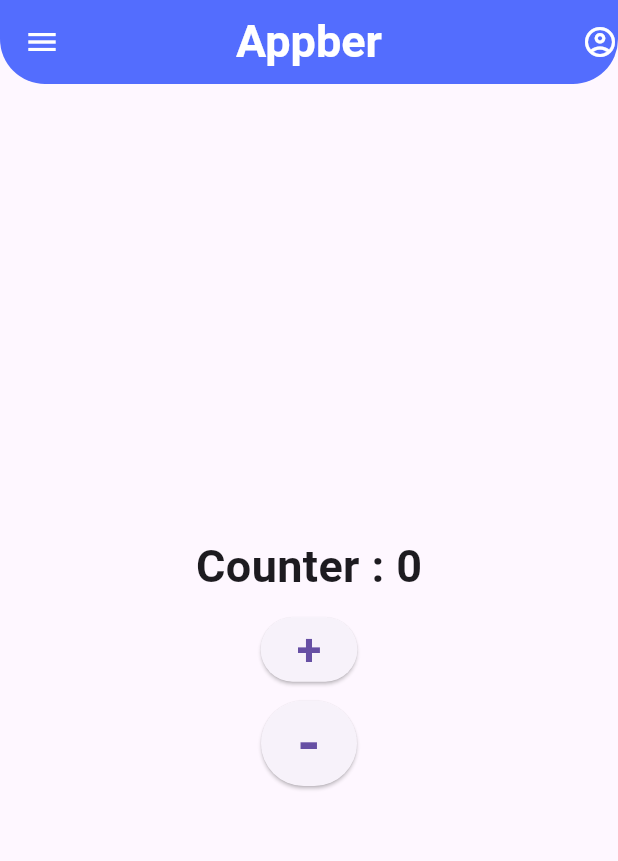
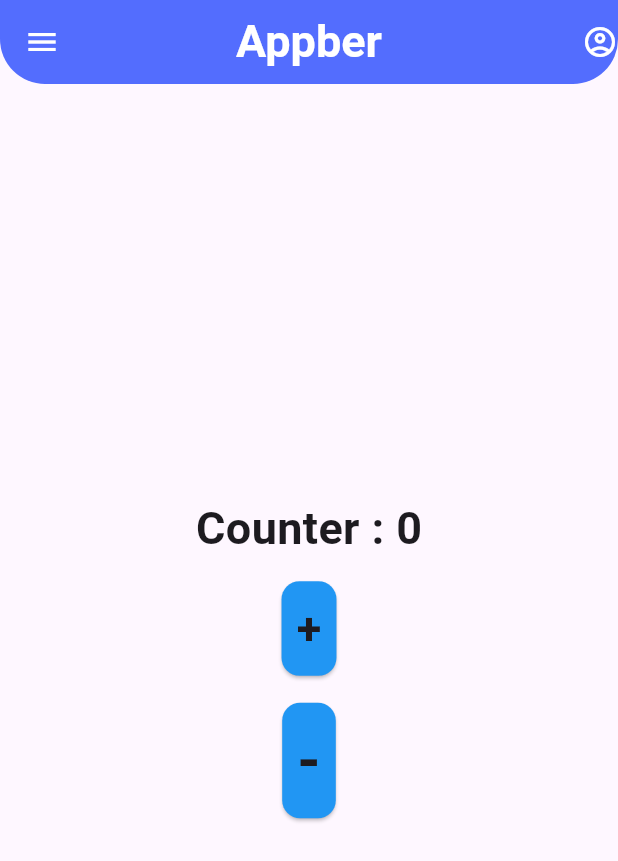
Before and after one commit to rifatalam26/my-first-app, a Flutter app: the screen it shows after launch, on a phone screen of 412 x 824 dp. Shown: the top 861 px of the screen. Run offline on Flutter 3.47's test engine with Material 3 defaults, Android fonts, the phone set to English and light mode, and no system bars.

Commit message:
Counter app

```diff
--- a/lib/main.dart
+++ b/lib/main.dart
@@ -57,29 +57,47 @@ class _HomePageState extends State<HomePage> {
               SizedBox(
                 height: 10,
               ),
-              ElevatedButton(
-                  onPressed: () {
+              GestureDetector(
+                onTap: (){
                   setState(() {
                     c++;
                   });
                 },
-                  child: Text(
-                    "+",
-                    style: TextStyle(fontSize: 30, fontWeight: FontWeight.bold),
-                  )),
+                child: Row(
+                  mainAxisAlignment: MainAxisAlignment.center,
+                  children: [
+                    Card(
+                      color: Colors.blue,
+                      child: Padding(
+                        padding: const EdgeInsets.all(10.0),
+                        child: Text("+",style: TextStyle(fontSize: 30,fontWeight: FontWeight.bold),),
+                      ),
+                    ),
+                  ],
+                ),
+              ),
               SizedBox(
                 height: 10,
               ),
-              ElevatedButton(
-                  onPressed: () {
+              GestureDetector(
+                onTap: (){
                   setState(() {
                     c--;
                   });
                 },
-                  child: Text(
-                    '-',
-                    style: TextStyle(fontSize: 40, fontWeight: FontWeight.bold),
-                  )),
+                child: Row(
+                  mainAxisAlignment: MainAxisAlignment.center,
+                  children: [
+                    Card(
+                      color: Colors.blue,
+                      child: Padding(
+                        padding: const EdgeInsets.all(10.0),
+                        child: Text("-",style: TextStyle(fontSize: 40,fontWeight: FontWeight.bold),),
+                      ),
+                    ),
+                  ],
+                ),
+              ),
             ],
           ),
         ));
```
Lines whose indentation alone changed are shown as unchanged.
